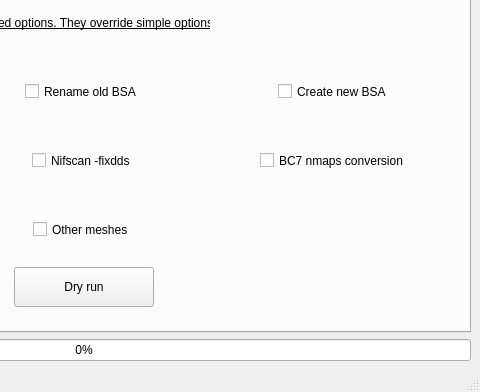
Guekka/cathedral-assets-optimizer, file mainwindow.ui: the form before one commit; both pictures show x 312 to 792 and y 403 to 795 of the 792 by 795 pixel window.
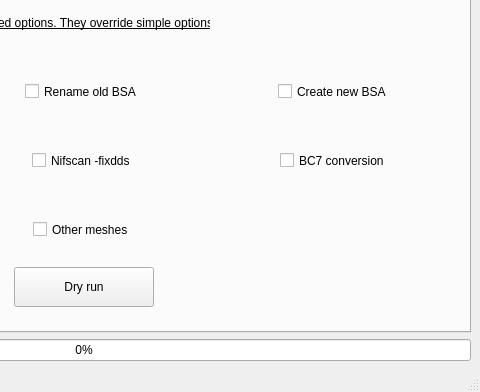
The form after the commit.

```diff
--- a/mainwindow.ui
+++ b/mainwindow.ui
@@ -293,7 +293,7 @@
              <string>&lt;html&gt;&lt;head/&gt;&lt;body&gt;&lt;p&gt;BC7 is the most efficient compression SSE supports, reducing VRAM usage without observable quality loss.&lt;/p&gt;&lt;/body&gt;&lt;/html&gt;</string>
             </property>
             <property name="text">
-             <string>BC7 nmaps conversion</string>
+             <string>BC7 conversion</string>
             </property>
            </widget>
           </item>
```
Left out of the diff: 2 changed lines with no effect on the pictures.
